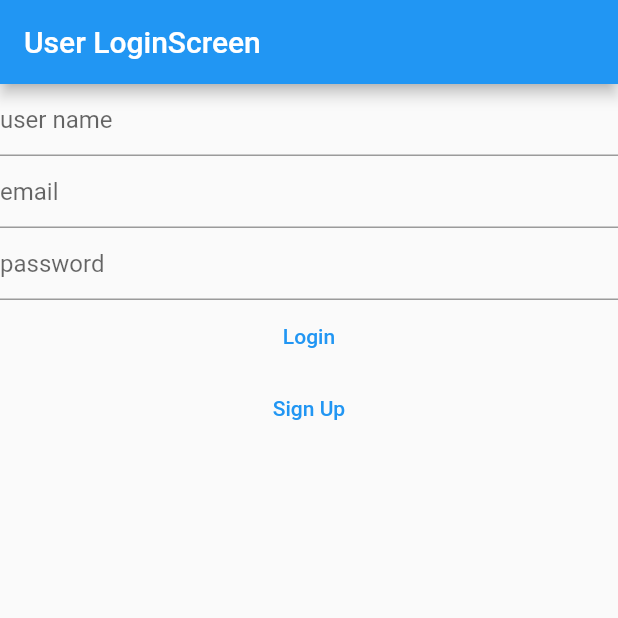
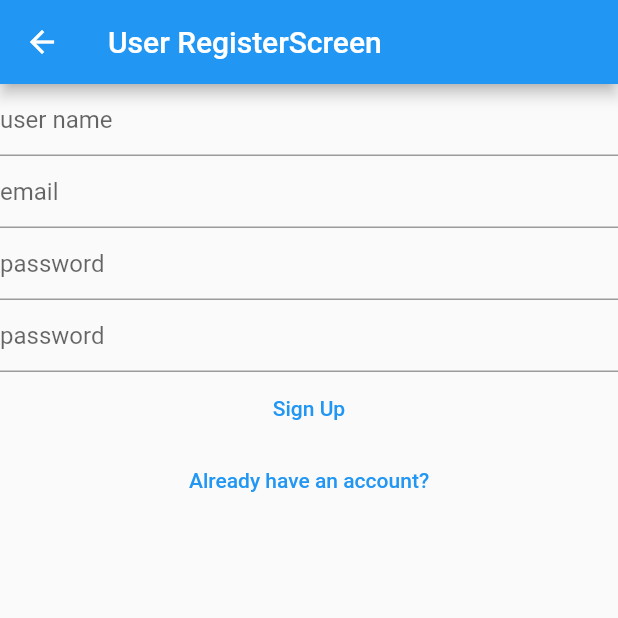
Before and after one commit to riqi3/UntitledProject, a Flutter app: the screen it shows after launch, after a tap on "Sign Up", on a phone screen of 412 x 824 dp, the top half of it. Run offline on Flutter 3.47's test engine with Material 2 defaults, Android fonts, the light colour scheme and no system bars; our stand-ins replace get.

Commit message:
register page ui draft

```diff
--- a/untitled_project/lib/Authentication/LoginScreen.dart
+++ b/untitled_project/lib/Authentication/LoginScreen.dart
@@ -1,4 +1,8 @@
 import 'package:flutter/material.dart';
+import 'package:get/get.dart';
+import 'package:get/get_core/src/get_main.dart';
+
+import 'RegisterScreen.dart';
 
 class LoginScreen extends StatefulWidget {
   const LoginScreen({super.key});
@@ -137,6 +141,7 @@ class _LoginScreenState extends State<LoginScreen> {
                           // }
 // clearText();
 //                             Get.to(HomeScreen());
+print('login');
                         },
                         child: const Text(
                           "Login",
@@ -151,7 +156,7 @@ class _LoginScreenState extends State<LoginScreen> {
                   children: [
                     TextButton(
                       onPressed: () {
-                        // Get.to(const RegisterScreen());
+                        Get.to(const RegisterScreen());
                       },
                       child: const Text(
                         "Sign Up",
--- /dev/null
+++ b/untitled_project/lib/Authentication/RegisterScreen.dart
@@ -0,0 +1,172 @@
+import 'package:flutter/material.dart';
+
+
+import 'package:get/get.dart';
+
+class RegisterScreen extends StatefulWidget {
+  const RegisterScreen({super.key});
+
+  @override
+  State<RegisterScreen> createState() => _RegisterScreenState();
+}
+
+class _RegisterScreenState extends State<RegisterScreen> {
+  var formKey = GlobalKey<FormState>();
+  final TextEditingController _nameController = TextEditingController();
+  final TextEditingController _emailController = TextEditingController();
+  final TextEditingController _passwordController1 = TextEditingController();
+  final TextEditingController _passwordController2 = TextEditingController();
+
+
+  void clearText() {
+    if (_nameController.text.isNotEmpty &&
+        _emailController.text.isNotEmpty &&
+        _passwordController1.text.isNotEmpty &&
+        _passwordController2.text.isNotEmpty) {
+      _nameController.clear();
+      _emailController.clear();
+      _passwordController1.clear();
+      _passwordController2.clear();
+    }
+  }
+
+  @override
+  Widget build(BuildContext context) {
+    return Scaffold(
+      appBar: AppBar(
+        title: const Text('User RegisterScreen'),
+      ),
+      body: LayoutBuilder(builder: (context, cons) {
+        return ConstrainedBox(
+          constraints: BoxConstraints(
+            minHeight: cons.maxHeight,
+          ),
+          child: SingleChildScrollView(
+            child: Column(
+              children: [
+                Form(
+                  key: formKey,
+                  child: Column(
+                    children: [
+                      TextFormField(
+                        controller: _nameController,
+                        validator: (value) =>
+                            value == '' ? 'Please input username' : null,
+                        decoration: const InputDecoration(
+                          hintText: 'user name',
+                        ),
+                      ),
+                      TextFormField(
+                        controller: _emailController,
+                        validator: (value) =>
+                            value == '' ? 'Please input email' : null,
+                        decoration: const InputDecoration(
+                          hintText: 'email',
+                        ),
+                      ),
+                      TextFormField(
+                        controller: _passwordController1,
+                        obscureText: false,
+                        validator: (value) =>
+                            value == '' ? 'Please input password' : null,
+                        decoration: const InputDecoration(
+                          hintText: 'password',
+                        ),
+                      ),
+                      TextFormField(
+                        controller: _passwordController2,
+                        obscureText: false,
+                        validator: (value) =>
+                            value == '' ? 'Please input password' : null,
+                        decoration: const InputDecoration(
+                          hintText: 'password',
+                        ),
+                      ),
+                      TextButton(
+                        onPressed: () async {
+                          // if (_nameController.text.isNotEmpty &&
+                          //         _emailController.text.isNotEmpty &&
+                          //         _passwordController1.text.isNotEmpty ||
+                          //     _passwordController2.text.isNotEmpty) {
+                          //   var registerResponse =
+                          //       await authService.userRegister(
+                          //     _nameController.text,
+                          //     _emailController.text,
+                          //     _passwordController1.text,
+                          //     _passwordController2.text,
+                          //   );
+
+                          //   if (registerResponse.runtimeType == String) {
+                          //     _showDialog(context, registerResponse);
+                          //   } else {
+                          //     if (registerResponse.statusCode == 204) {
+                          //       // User user = registerResponse;
+                          //       // context.read<UserCubit>().emit(user);
+                          //       clearText();
+                          //       Get.to(()=>const LoginScreen());
+                          //     } else {}
+                          //   }
+
+                          //   // if (registerResponse.runtimeType == String) {
+                          //   //   _showDialog(context, registerResponse);
+                          //   //   // if(_passwordController1 == _passwordController2){
+                          //   //   // }
+
+                          //   // } else if (registerResponse.runtimeType == User) {
+                          //   //   User user = registerResponse;
+                          //   //   context.read<UserCubit>().emit(user);
+                          //   //   clearText();
+                          //   //   Get.to(LoginScreen());
+                          //   // }
+                          // }
+                          print('register');
+                        },
+                        child: const Text(
+                          "Sign Up",
+                          style: TextStyle(),
+                        ),
+                      ),
+                    ],
+                  ),
+                ),
+                Row(
+                  mainAxisAlignment: MainAxisAlignment.center,
+                  children: [
+                    TextButton(
+                      onPressed: (() {
+                        Navigator.of(context).pop();
+                      }),
+                      child: const Text(
+                        "Already have an account?",
+                        style: TextStyle(),
+                      ),
+                    ),
+                  ],
+                ),
+              ],
+            ),
+          ),
+        );
+      }),
+    );
+  }
+
+  Future<dynamic> _showDialog(BuildContext context, registerResponse) {
+    return showDialog(
+      context: context,
+      builder: (context) {
+        return Dialog(
+          alignment: Alignment.center,
+          child: Container(
+            height: 100,
+            width: 200,
+            decoration: const BoxDecoration(),
+            child: Text(
+              registerResponse.toString(),
+            ),
+          ),
+        );
+      },
+    );
+  }
+}
```
